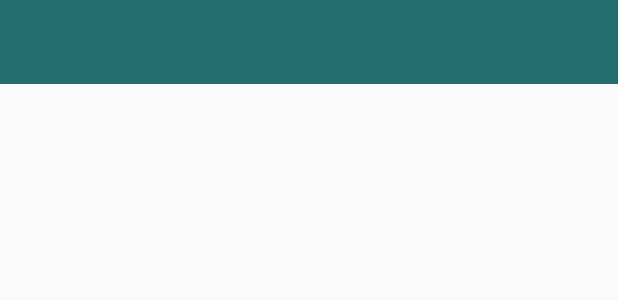
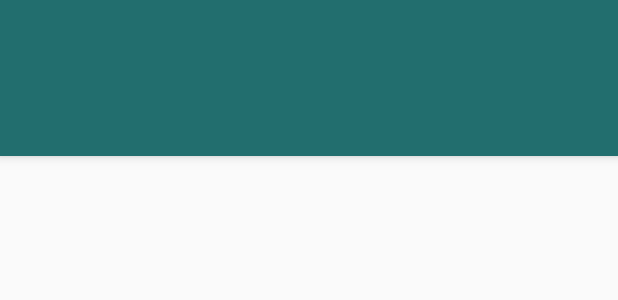
Before and after one commit to Pavan-Sai-creator/Private-Messaging-Application, an Android app: the layout activity_main.xml on its own in the app's theme, with its tools: preview values and no code run, on a phone screen of 412 x 824 dp. Shown: the top 300 px of the screen. Run offline under Robolectric (Android 15) with nearby library versions, the phone set to English and light mode, and no system bars.

Commit message:
pulling tabLayout & viewPager from Subho - 19/03/2021

```diff
--- a/app/build.gradle
+++ b/app/build.gradle
@@ -36,6 +36,7 @@ dependencies {
     implementation 'com.google.firebase:firebase-database:16.0.4'
     implementation 'de.hdodenhof:circleimageview:2.2.0'
     implementation 'com.github.bumptech.glide:glide:4.8.0'
+    implementation 'androidx.legacy:legacy-support-v4:1.0.0'
     testImplementation 'junit:junit:4.12'
     androidTestImplementation 'androidx.test.ext:junit:1.1.2'
     androidTestImplementation 'androidx.test.espresso:espresso-core:3.3.0'
--- a/app/src/main/res/layout/activity_main.xml
+++ b/app/src/main/res/layout/activity_main.xml
@@ -33,6 +33,25 @@
                 android:layout_marginStart="25dp"/>
 
         </androidx.appcompat.widget.Toolbar>
+
+        <com.google.android.material.tabs.TabLayout
+            android:layout_width="match_parent"
+            android:layout_height="wrap_content"
+            android:id="@+id/tab_layout"
+            android:background="@color/colorPrimaryDark"
+            app:tabSelectedTextColor="#fff"
+            app:tabIndicatorColor="#fff"
+            app:tabTextColor="#fff" />
+
+
     </com.google.android.material.appbar.AppBarLayout>
 
+    <androidx.viewpager.widget.ViewPager
+        android:id="@+id/view_pager"
+        android:layout_width="match_parent"
+        android:layout_height="match_parent"
+        app:layout_behaviour="@string/appbar_scrolling_view_behaviour"/>
+
+
+
 </LinearLayout>
--- a/app/src/main/res/values/strings.xml
+++ b/app/src/main/res/values/strings.xml
@@ -1,3 +1,5 @@
 <resources>
     <string name="app_name">Private Messaging 2.0</string>
+    <!-- TODO: Remove or change this placeholder text -->
+    <string name="hello_blank_fragment">Hello blank fragment</string>
 </resources>
```
Also changed, not shown: app/src/main/java/Fragments/ChatsFragment.java (added, +22 -0 lines), app/src/main/java/Fragments/UsersFragment.java (added, +22 -0 lines), app/src/main/java/com/example/privatemessaging20/MainActivity.java (+58 -0 lines), app/src/main/res/layout/fragment_chats.xml (added, +14 -0 lines), app/src/main/res/layout/fragment_users.xml (added, +14 -0 lines).
